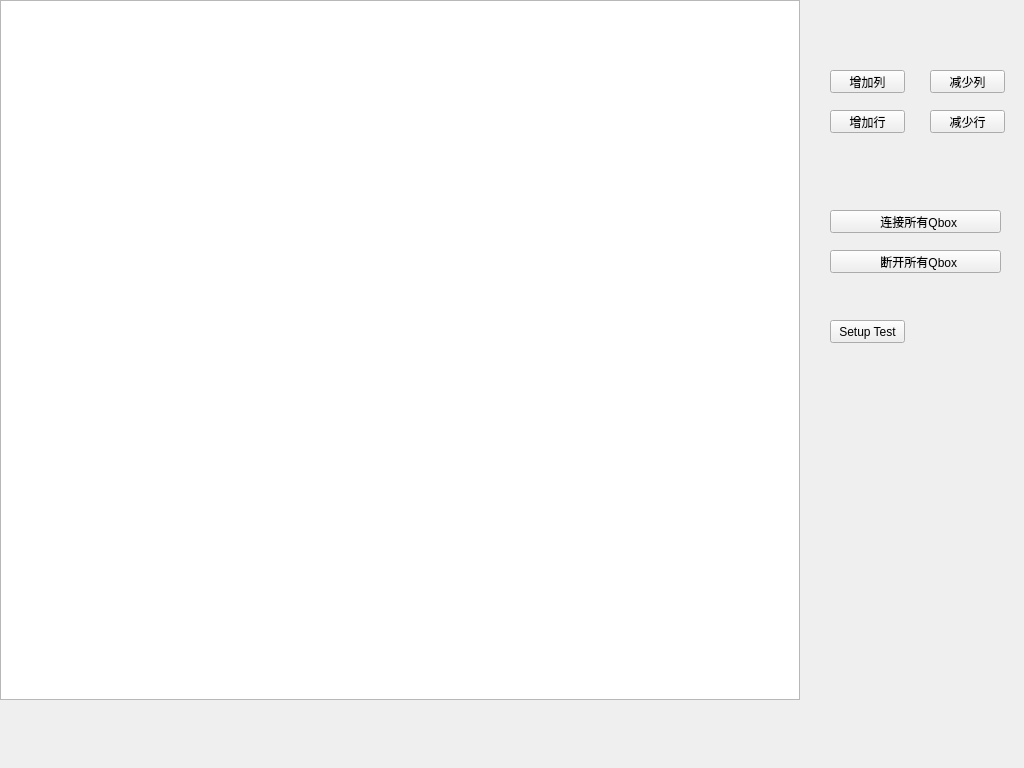
Above: osd/deviceswnd.ui from jpcstpj7281/gameseer before the change. Below: the same form after it.
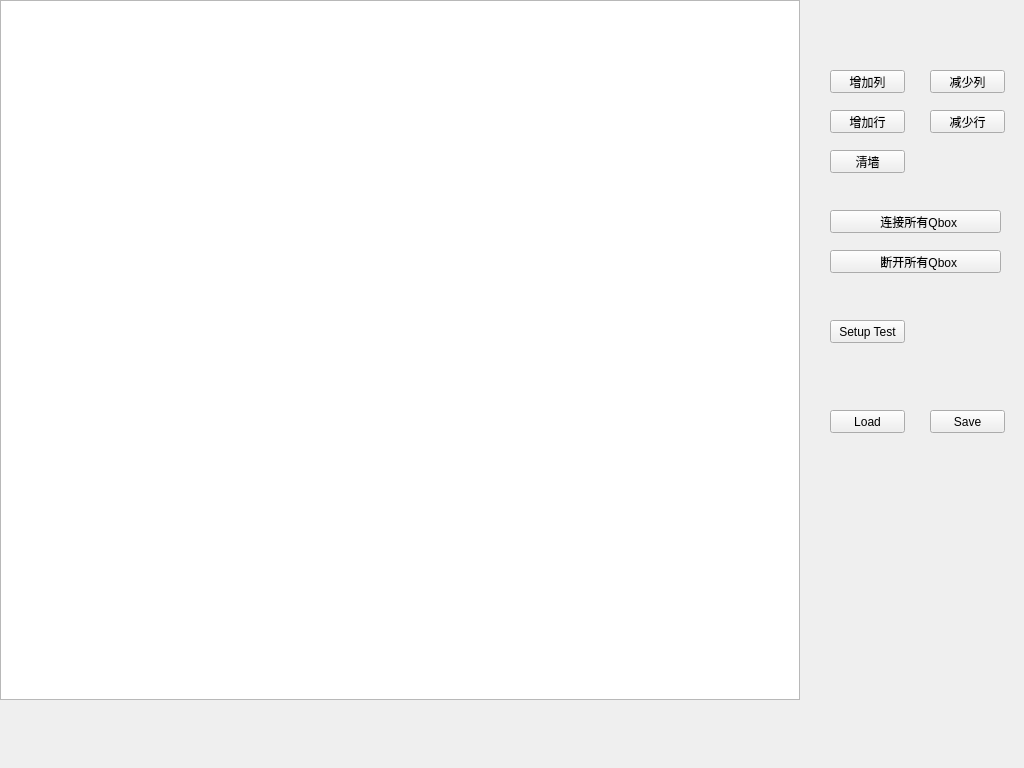
That is the form after the change.

Commit message: add save load logic for rings and screens, start to add screen size calculation logic

Patch:
```diff
--- a/osd/deviceswnd.ui
+++ b/osd/deviceswnd.ui
@@ -126,6 +126,45 @@
     <string>Setup Test</string>
    </property>
   </widget>
+  <widget class="QPushButton" name="pbLoad">
+   <property name="geometry">
+    <rect>
+     <x>830</x>
+     <y>410</y>
+     <width>75</width>
+     <height>23</height>
+    </rect>
+   </property>
+   <property name="text">
+    <string>Load</string>
+   </property>
+  </widget>
+  <widget class="QPushButton" name="pbSave">
+   <property name="geometry">
+    <rect>
+     <x>930</x>
+     <y>410</y>
+     <width>75</width>
+     <height>23</height>
+    </rect>
+   </property>
+   <property name="text">
+    <string>Save</string>
+   </property>
+  </widget>
+  <widget class="QPushButton" name="clearWall">
+   <property name="geometry">
+    <rect>
+     <x>830</x>
+     <y>150</y>
+     <width>75</width>
+     <height>23</height>
+    </rect>
+   </property>
+   <property name="text">
+    <string>清墙</string>
+   </property>
+  </widget>
   <zorder>tableDevices</zorder>
   <zorder>incrRow</zorder>
   <zorder>decrRow</zorder>
```
Left out of the diff: 3 changed lines with no effect on the pictures. The commit also changes 14 other files.
